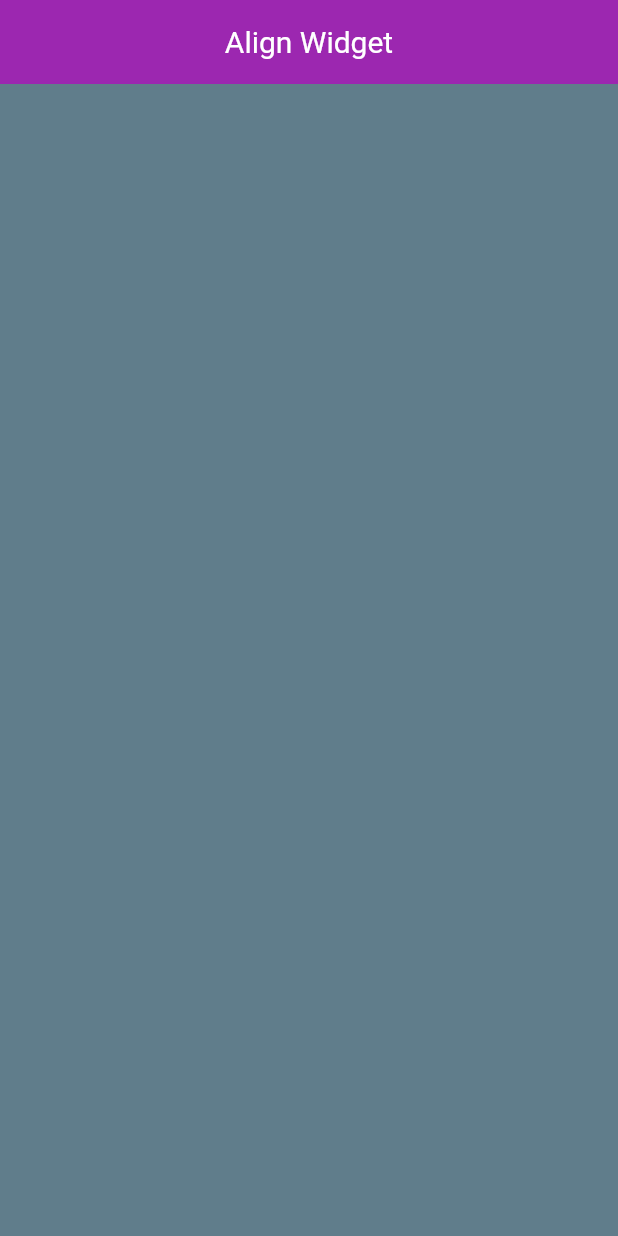
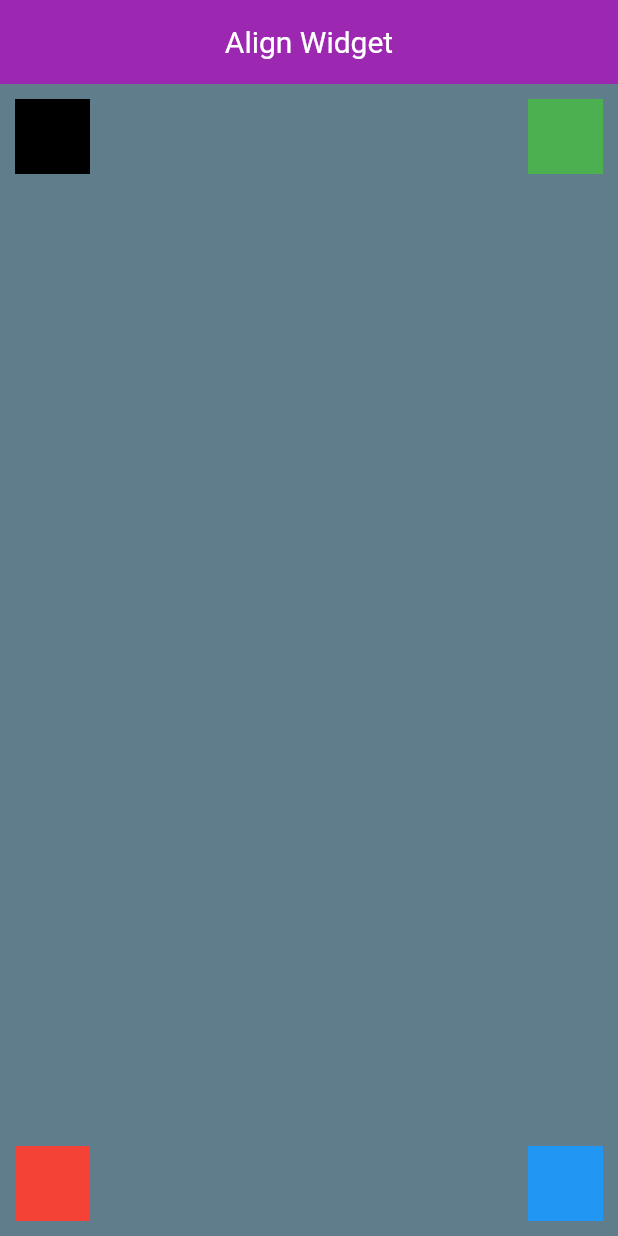
Before and after one commit to Majok-Bol/align_widget, a Flutter app: the screen it shows after launch, on a phone screen of 412 x 824 dp. Run offline on Flutter 3.47's test engine with Material 3 defaults, Android fonts, the phone set to English and light mode, and no system bars.

Commit message:
stacked containers widgets on each other

```diff
--- a/lib/main.dart
+++ b/lib/main.dart
@@ -10,7 +10,51 @@ class MyApp extends StatelessWidget{
       home: Scaffold(
         backgroundColor: Colors.blueGrey,
         appBar: AppBar(title: Text('Align Widget',style: TextStyle(color: Colors.white,fontSize: 20),),centerTitle: true,backgroundColor: Colors.purple,),
+        body:Stack(children: [
+          Align(
+            alignment: Alignment.bottomLeft,
+            child: Container(
+              width: 50,
+              height: 50,
+              margin: EdgeInsets.all(10),
+              padding:EdgeInsets.all(10) ,
+              color: Colors.red,
+            ),
+          ),
+        Align(
+          alignment: Alignment.bottomRight,
+          child: Container(
+            width: 50,
+            height: 50,
+            margin: EdgeInsets.all(10),
+            padding:EdgeInsets.all(10) ,
+            color: Colors.blue,
+          ),
+        ),
+      Align(
+        alignment: Alignment.topRight,
+        child: Container(
+          width: 50,
+          height: 50,
+          margin: EdgeInsets.all(10),
+          padding:EdgeInsets.all(10) ,
+          color: Colors.green,
+        ),
       ),
+      Align(
+        alignment: Alignment.topLeft,
+        child: Container(
+          width: 50,
+          height: 50,
+          margin: EdgeInsets.all(10),
+          padding:EdgeInsets.all(10) ,
+          color: Colors.black,
+        ),
+      ),
+
+      ],),
+
+        ),
     );
   }
 }
```
